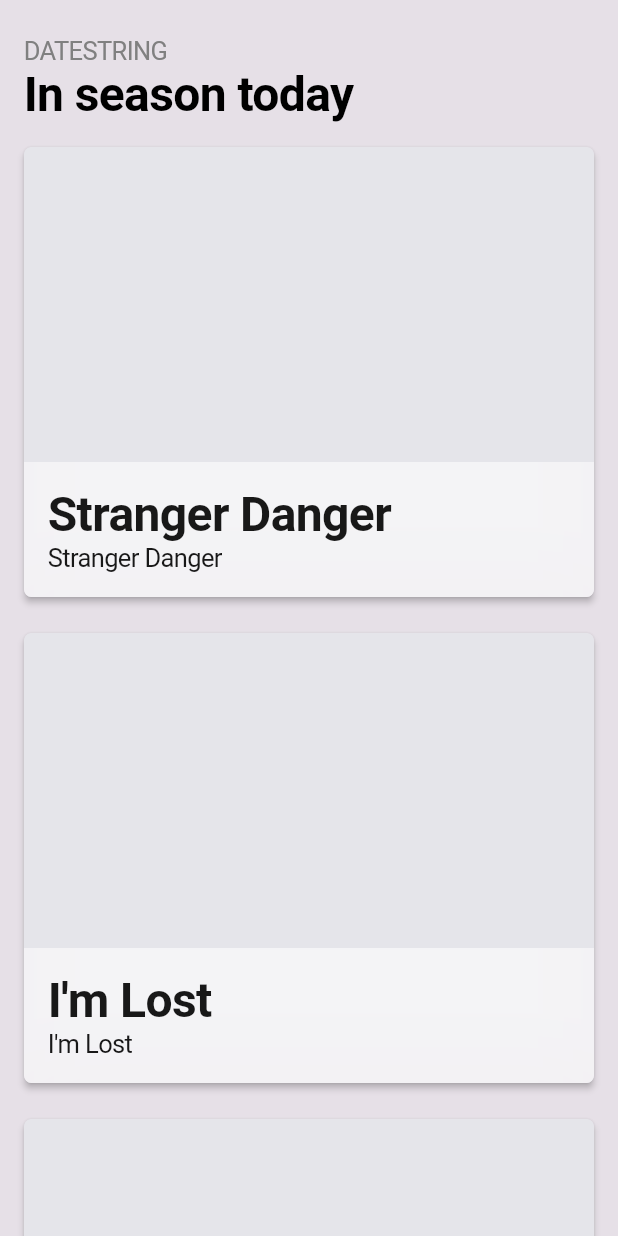
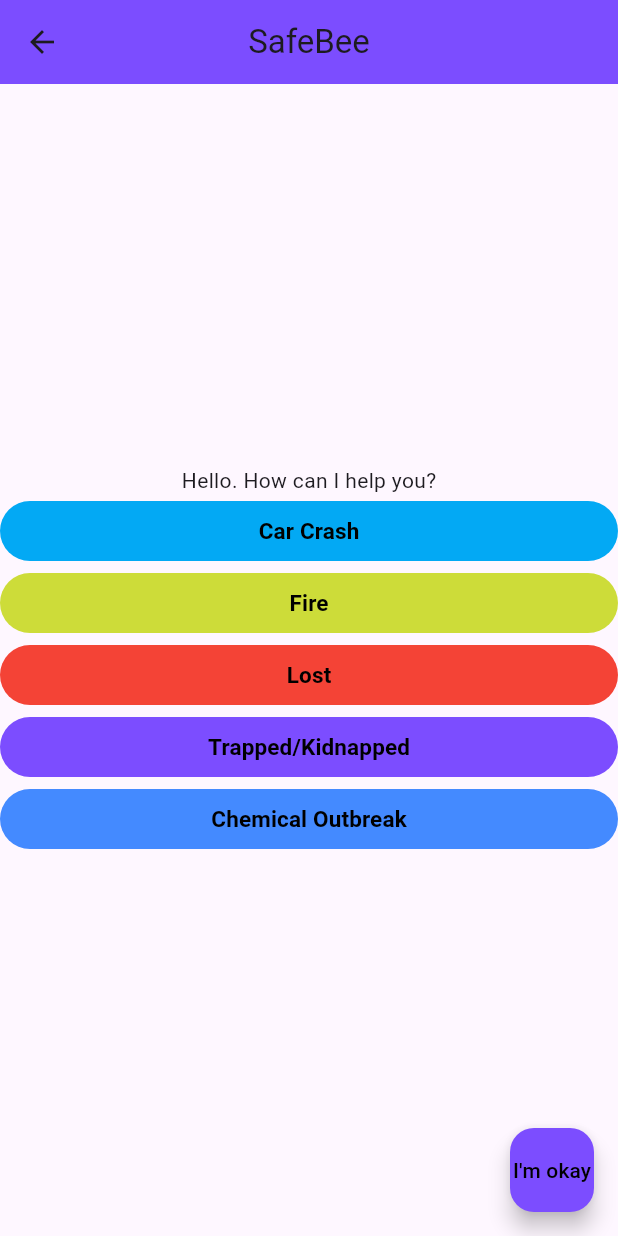
Before and after one commit to rahmaseid/safebee, a Flutter app: the EmergencyWorkflowListScreen screen opened directly, on a phone screen of 412 x 824 dp. Run offline on Flutter 3.47's test engine with Material 3 defaults, Android fonts, the phone set to English and light mode, and no system bars; our stand-ins replace font_awesome_flutter; Roboto replaces fonts that are missing (Ubuntu).

Commit message:
modify 2nd_page.dart and main.dart

```diff
--- a/lib/2nd_page.dart
+++ b/lib/2nd_page.dart
@@ -1,32 +1,9 @@
 import 'package:flutter/material.dart';
 
-void main() => runApp(MaterialApp(
-  home: WelcomePage(),
-//  child: Text(
-//    'hello, kids!',
-//    style: TextStyle(
-//      fontSize: 25.0,
-//      fontWeight: FontWeight.bold,
-//      letterSpacing: 2.0,
-//      fontFamily: 'Ubuntu',
-),
-//  const Row(
-//    mainAxisAlignment: MainAxisAlignment.center,
-//    crossAxisAlignment: CrossAxisAlignment.center,
-//    children: <Widget> [
-//      Text('Hello world. How can I help you?'),
-//      TextButton(
-//        onPressed: null,
-//        style: ButtonStyle(
-//          backgroundColor: MaterialStatePropertyAll(Colors.lightBlue),
-//        ),
-//      child: Text('Car Crash'),
-//      )
-//    ],
-);
+
 
 class WelcomePage extends StatelessWidget {
-  //const ({Key? key}) : super(key: key);
+  const WelcomePage({Key? key}) : super(key: key);
   @override
   Widget build(BuildContext context) {
     return Scaffold(
--- a/lib/main.dart
+++ b/lib/main.dart
@@ -1,4 +1,5 @@
 import 'package:flutter/material.dart';
+import 'package:safebee/2nd_page.dart';
 
 void main() {
   runApp(const MyApp());
@@ -31,7 +32,7 @@ class MyApp extends StatelessWidget {
         colorScheme: ColorScheme.fromSeed(seedColor: Colors.deepPurple),
         useMaterial3: true,
       ),
-      home: const MyHomePage(title: 'Flutter Demo Home Page'),
+      home: const WelcomePage(),
     );
   }
 }
--- a/lib/screens/em_workflow_mgmt.dart
+++ b/lib/screens/em_workflow_mgmt.dart
@@ -1,5 +1,6 @@
 
 import 'package:flutter/cupertino.dart';
+import 'package:flutter/material.dart';
 import 'package:safebee/data/workflow_state.dart';
 import 'package:flutter/services.dart';
 import 'package:intl/intl.dart';
@@ -27,54 +28,113 @@ class EmergencyWorkflowListScreen extends StatelessWidget {
 
   @override
   Widget build(BuildContext context) {
-    return CupertinoTabView(
-      restorationScopeId: restorationId,
-      builder: (context) {
-        final themeData = CupertinoTheme.of(context);
-        final appState = Provider.of<WorkflowState>(context);
-        return AnnotatedRegion<SystemUiOverlayStyle>(
-          value: SystemUiOverlayStyle(
-              statusBarBrightness: MediaQuery.platformBrightnessOf(context)),
-          child: SafeArea(
-            bottom: false,
-            child: ListView.builder(
-              restorationId: 'list',
-              itemCount: appState.allWorkflows.length + 2,
-              itemBuilder: (context, index) {
-                if (index == 0) {
-                  return Padding(
-                    padding: const EdgeInsets.fromLTRB(16, 24, 16, 16),
-                    child: Column(
-                      crossAxisAlignment: CrossAxisAlignment.start,
-                      children: [
-                        Text('dateString'.toUpperCase(),
-                            style: Styles.minorText(themeData)),
-                        Text('In season today',
-                            style: Styles.headlineText(themeData)),
-                      ],
-                    ),
-                  );
-                } else if (index <= appState.allWorkflows.length) {
-                  return _generateWorkflowRow(
-                    appState.allWorkflows[index - 1],
-                  );
-                } else if (index <= appState.allWorkflows.length + 1) {
-                  return Padding(
-                    padding: const EdgeInsets.fromLTRB(16, 24, 16, 16),
-                    child: Text('Not in season',
-                        style: Styles.headlineText(themeData)),
-                  );
-                } else {
-                  var relativeIndex =
-                      index - (appState.allWorkflows.length + 2);
-                  return _generateWorkflowRow(
-                      appState.allWorkflows[relativeIndex]);
-                }
-              },
+    return Scaffold(
+        appBar: AppBar(
+        title: const Text('SafeBee'),
+        centerTitle: true,
+        backgroundColor: Colors.deepPurpleAccent,
+      ),
+      //body: const Row(
+        //mainAxisAlignment: MainAxisAlignment.center,
+        //  crossAxisAlignment: CrossAxisAlignment.center,
+        //children: <Widget> [
+            //Text('Hello world. How can I help you?'),
+        //],
+      //),
+      body: const Column(
+        mainAxisAlignment: MainAxisAlignment.center,
+        crossAxisAlignment: CrossAxisAlignment.stretch,
+        children: <Widget> [
+          Row(
+            mainAxisAlignment: MainAxisAlignment.center,
+            crossAxisAlignment: CrossAxisAlignment.center,
+            children: <Widget> [
+              Text('Hello. How can I help you?')
+            ],
+          ),
+          TextButton(
+            onPressed: null,
+            style: ButtonStyle(
+             backgroundColor: MaterialStatePropertyAll(Colors.lightBlue),
+            ),
+            child: Text("Car Crash",
+              style: TextStyle(
+                fontFamily: 'Ubuntu',
+                fontWeight: FontWeight.bold,
+                fontSize: 15.0,
+                color: Colors.black,
+              ),
             ),
           ),
-        );
-      },
-    );
+          TextButton(
+            onPressed: null,
+            style: ButtonStyle(
+              backgroundColor: MaterialStatePropertyAll(Colors.lime)
+            ),
+            child: Text("Fire",
+              style: TextStyle(
+                fontFamily: 'Ubuntu',
+                fontWeight: FontWeight.bold,
+                fontSize: 15.0,
+                color: Colors.black,
+              ),
+            ),
+          ),
+          TextButton(
+            onPressed: null,
+            style: ButtonStyle(
+              backgroundColor: MaterialStatePropertyAll(Colors.red)
+            ),
+            child: Text("Lost",
+              style: TextStyle(
+                fontFamily: 'Ubuntu',
+                fontWeight: FontWeight.bold,
+                fontSize: 15.0,
+                color: Colors.black,
+              ),
+            ),
+          ),
+        TextButton(
+          onPressed: null,
+          style: ButtonStyle(
+              backgroundColor: MaterialStatePropertyAll(Colors.deepPurpleAccent)
+          ),
+          child: Text("Trapped/Kidnapped",
+            style: TextStyle(
+              fontFamily: 'Ubuntu',
+              fontWeight: FontWeight.bold,
+              fontSize: 15.0,
+              color: Colors.black,
+              ),
+            ),
+          ),
+        TextButton(
+          onPressed: null,
+          style: ButtonStyle(
+              backgroundColor: MaterialStatePropertyAll(Colors.blueAccent)
+          ),
+          child: Text("Chemical Outbreak",
+            style: TextStyle(
+              fontFamily: 'Ubuntu',
+              fontWeight:FontWeight.bold,
+              fontSize: 15.0,
+              color: Colors.black,
+              )
+            ),
+          ),
+        ],
+      ),
+
+      floatingActionButton: FloatingActionButton(
+        onPressed: (){},
+        backgroundColor: Colors.deepPurpleAccent,
+        child: const Text(
+          "I'm okay",
+        style: TextStyle(
+          fontFamily: 'Ubuntu',
+          color: Colors.black,
+        ),
+      ),
+    ));
   }
 }
```
Also changed, not shown: 1 other file.
